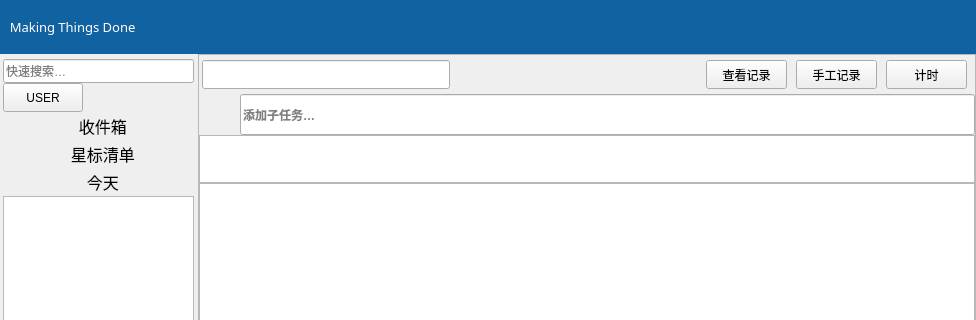
Before: the Qt Designer form UI/mainWindow.ui in emagicinc/MTD, drawn with Qt 5; both pictures show x 0 to 976 and y 0 to 320 of the 976 by 679 pixel window.
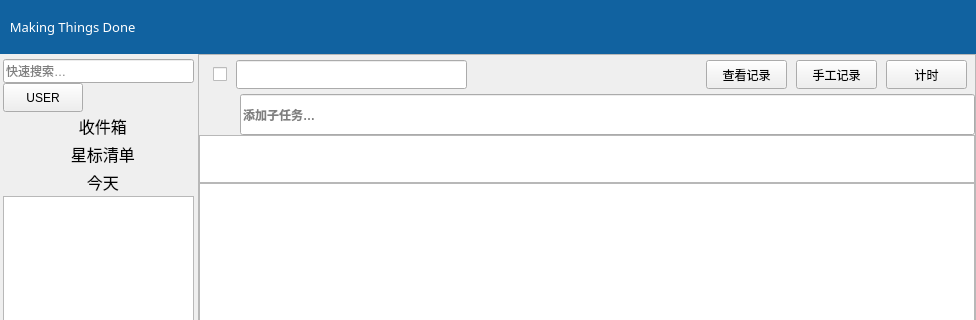
After: the same form once the commit is applied. The open tabs and pages were chosen to show the change. Icons and pictures are not drawn.

Diff of the .ui file:
```diff
--- a/UI/mainWindow.ui
+++ b/UI/mainWindow.ui
@@ -1110,6 +1110,29 @@
                   <property name="bottomMargin">
                    <number>5</number>
                   </property>
+                  <item>
+                   <spacer name="horizontalSpacer_7">
+                    <property name="orientation">
+                     <enum>Qt::Horizontal</enum>
+                    </property>
+                    <property name="sizeType">
+                     <enum>QSizePolicy::Fixed</enum>
+                    </property>
+                    <property name="sizeHint" stdset="0">
+                     <size>
+                      <width>11</width>
+                      <height>20</height>
+                     </size>
+                    </property>
+                   </spacer>
+                  </item>
+                  <item>
+                   <widget class="QCheckBox" name="taskCB">
+                    <property name="text">
+                     <string/>
+                    </property>
+                   </widget>
+                  </item>
                   <item>
                    <widget class="QLineEdit" name="taskLE">
                     <property name="minimumSize">
```
Left out of the diff: 29 changed lines with no effect on the pictures.
